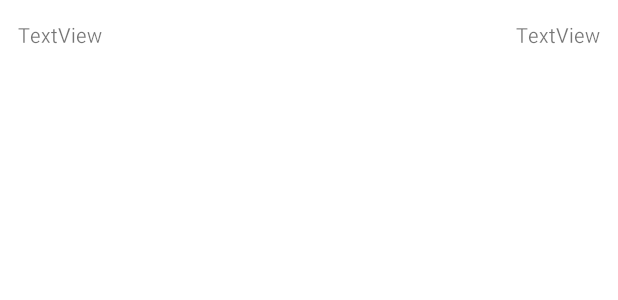
After one commit to asgharhosseini/Foodlover, an Android app: the layout item_order.xml on its own in the app's theme, with its tools: preview values and no code run, on a phone screen of 412 x 824 dp. The commit adds this screen. Shown: the top 300 px of the screen. Run offline under Robolectric (Android 15) with nearby library versions, the phone set to English and light mode, and no system bars.

Commit message:
create new ui for OrderAdapter.kt

```diff
--- a/app/src/main/java/ir/ah/app/foodlover/ui/adapter/OrderAdapter.kt
+++ b/app/src/main/java/ir/ah/app/foodlover/ui/adapter/OrderAdapter.kt
@@ -1,14 +1,13 @@
 package ir.ah.app.foodlover.ui.adapter
 
 
-import android.view.LayoutInflater
-import android.view.ViewGroup
-import com.bumptech.glide.RequestManager
+import android.view.*
+import com.bumptech.glide.*
 import ir.ah.app.foodlover.R
-import ir.ah.app.foodlover.data.model.order.Order
+import ir.ah.app.foodlover.data.model.order.*
 import ir.ah.app.foodlover.other.NumberHelper.EnglishToPersian
-import kotlinx.android.synthetic.main.item_food.view.*
-import javax.inject.Inject
+import kotlinx.android.synthetic.main.item_order.view.*
+import javax.inject.*
 
 class OrderAdapter @Inject constructor(
     private val glide: RequestManager
@@ -17,11 +16,11 @@ class OrderAdapter @Inject constructor(
 
     override fun onCreateViewHolder(parent: ViewGroup, viewType: Int): BaseViewHolder {
         return BaseViewHolder(
-            LayoutInflater.from(parent.context)
-                .inflate(
-                    R.layout.item_food,
-                    parent, false
-                )
+                LayoutInflater.from(parent.context)
+                        .inflate(
+                                R.layout.item_order,
+                                parent, false
+                        )
         )
     }
 
@@ -29,14 +28,14 @@ class OrderAdapter @Inject constructor(
     override fun onBindViewHolder(holder: BaseViewHolder, position: Int) {
         val order = differ.currentList[position]
         holder.itemView.apply {
-            txt_itemFood_title.text = order.title
-            txt_itemFood_Price.text = EnglishToPersian(order.price) + " :تومان"
+            txt_itemOrder_title.text = order.title
+            txt_itemOrder_price.text = EnglishToPersian(order.price) + " تومان"
             setOnClickListener {
                 onItemClickListener?.let { click ->
                     click(order)
                 }
             }
-            glide.load(order.image).into(img_itemFood)
+
         }
     }
 
--- /dev/null
+++ b/app/src/main/res/layout/item_order.xml
@@ -0,0 +1,31 @@
+<?xml version="1.0" encoding="utf-8"?>
+<androidx.constraintlayout.widget.ConstraintLayout xmlns:android="http://schemas.android.com/apk/res/android"
+    xmlns:app="http://schemas.android.com/apk/res-auto"
+    android:layout_width="match_parent"
+    android:layout_height="wrap_content"
+    android:padding="4dp">
+
+    <TextView
+        android:id="@+id/txt_itemOrder_title"
+        android:layout_width="wrap_content"
+        android:layout_height="wrap_content"
+        android:layout_marginTop="8dp"
+        android:layout_marginEnd="8dp"
+        android:text="TextView"
+        android:textSize="14sp"
+        app:layout_constraintEnd_toEndOf="parent"
+        app:layout_constraintTop_toTopOf="parent" />
+
+    <TextView
+        android:id="@+id/txt_itemOrder_price"
+        android:layout_width="wrap_content"
+        android:layout_height="wrap_content"
+        android:layout_marginStart="8dp"
+        android:text="TextView"
+        android:textSize="14sp"
+        app:layout_constraintBottom_toBottomOf="@+id/txt_itemOrder_title"
+        app:layout_constraintStart_toStartOf="parent"
+        app:layout_constraintTop_toTopOf="@+id/txt_itemOrder_title" />
+
+
+</androidx.constraintlayout.widget.ConstraintLayout>
```
